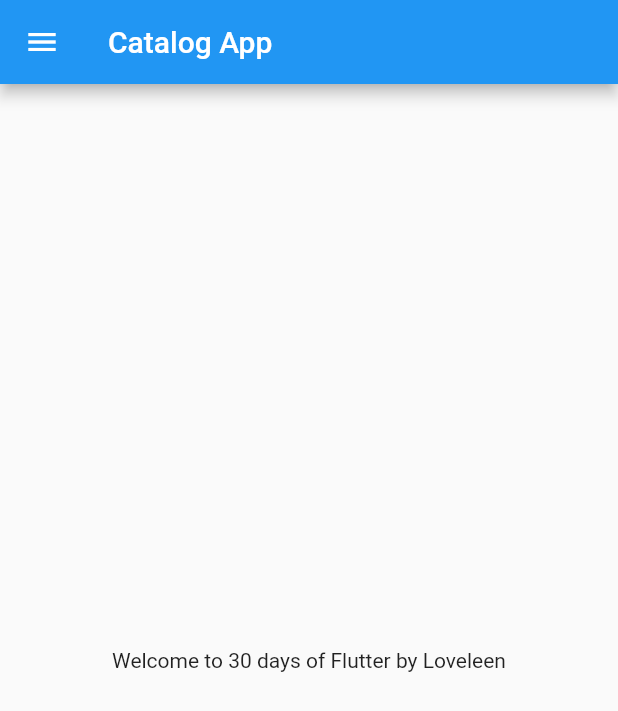
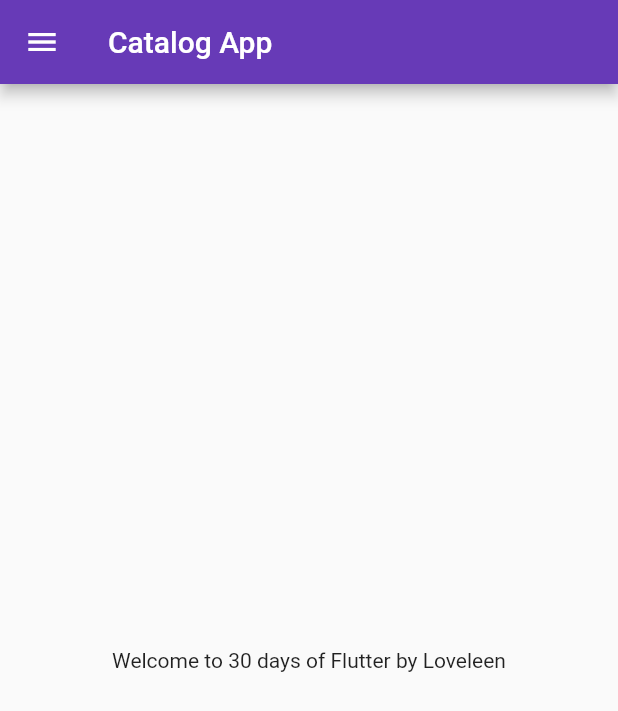
Before and after one commit to loveleenkaurnancy/30DaysOfFlutter, a Flutter app: the screen it shows after launch, on a phone screen of 412 x 824 dp. Shown: the top 711 px of the screen. Run offline on Flutter 3.47's test engine with Material 2 defaults, Android fonts, the phone set to English and light mode, and no system bars.

Commit message:
Functions, Classes, Routes, Theme & Text

```diff
--- a/lib/main.dart
+++ b/lib/main.dart
@@ -1,5 +1,6 @@
 import 'package:flutter/material.dart';
-import 'package:flutter_demo/home_page.dart';
+import 'package:flutter_demo/pages/home_page.dart';
+import 'package:flutter_demo/pages/login_page.dart';
 
 void main() {
   runApp(MyApp());
@@ -18,7 +19,17 @@ class MyApp extends StatelessWidget {
     final a = 31;
 
     return MaterialApp(
-      home: HomePage(),
+      themeMode: ThemeMode.light,
+      theme: ThemeData(
+        primarySwatch: Colors.deepPurple
+      ),
+      darkTheme: ThemeData(primarySwatch: Colors.green),
+      initialRoute: "/home",
+      routes: {
+        "/" : (context) => LoginPage(),
+        "/home" : (context) => HomePage(),
+        "/login" : (context) => LoginPage()
+      },
     );
   }
 }
```
Also changed, not shown: lib/pages/login_page.dart (added, +16 -0 lines), lib/pages/home_page.dart (renamed from lib/home_page.dart).
